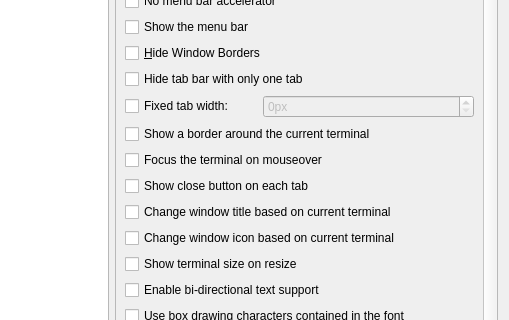
The window that src/forms/propertiesdialog.ui (lxqt/qterminal) describes before a commit, drawn with Qt 5; both pictures show x 191 to 700 and y 224 to 544 of the 700 by 700 pixel window.
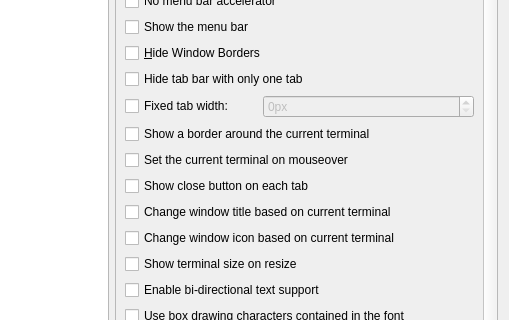
The same window after the commit. Icons and pictures are not drawn.

Commit message:
Better text for the GUI
The previous text might be misinterpreted.

```diff
--- a/src/forms/propertiesdialog.ui
+++ b/src/forms/propertiesdialog.ui
@@ -303,7 +303,7 @@
            <item row="14" column="0" colspan="2">
             <widget class="QCheckBox" name="focusOnMoueOverCheckBox">
              <property name="text">
-              <string>Focus the terminal on mouseover</string>
+              <string>Set the current terminal on mouseover</string>
              </property>
             </widget>
            </item>
```
